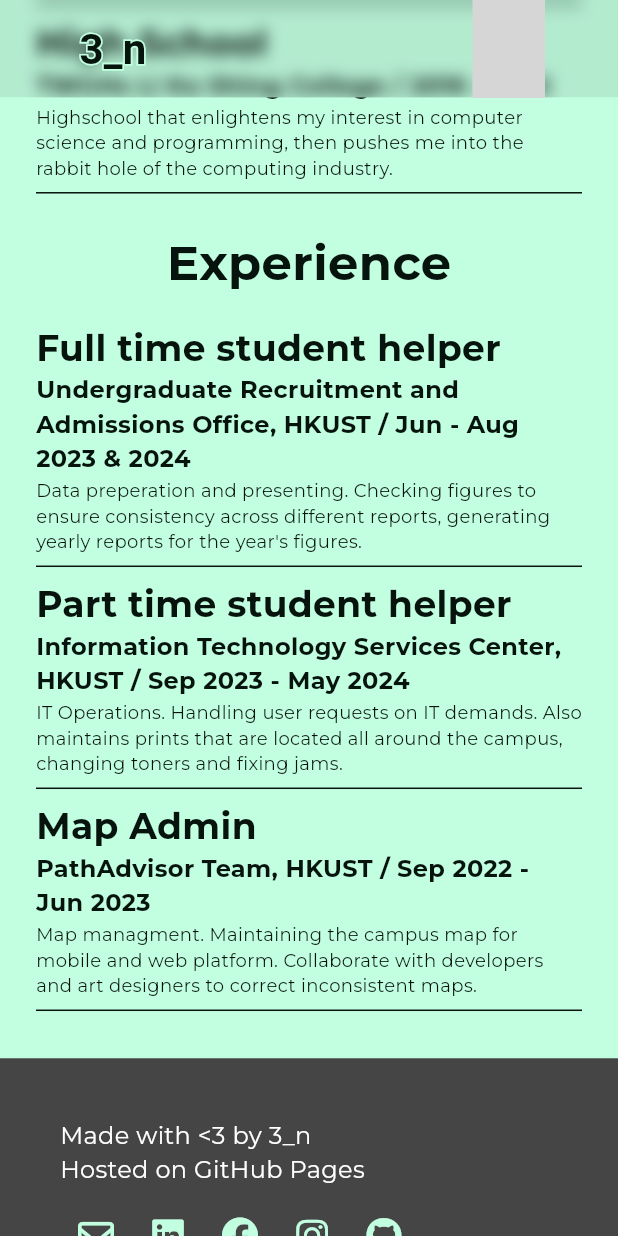
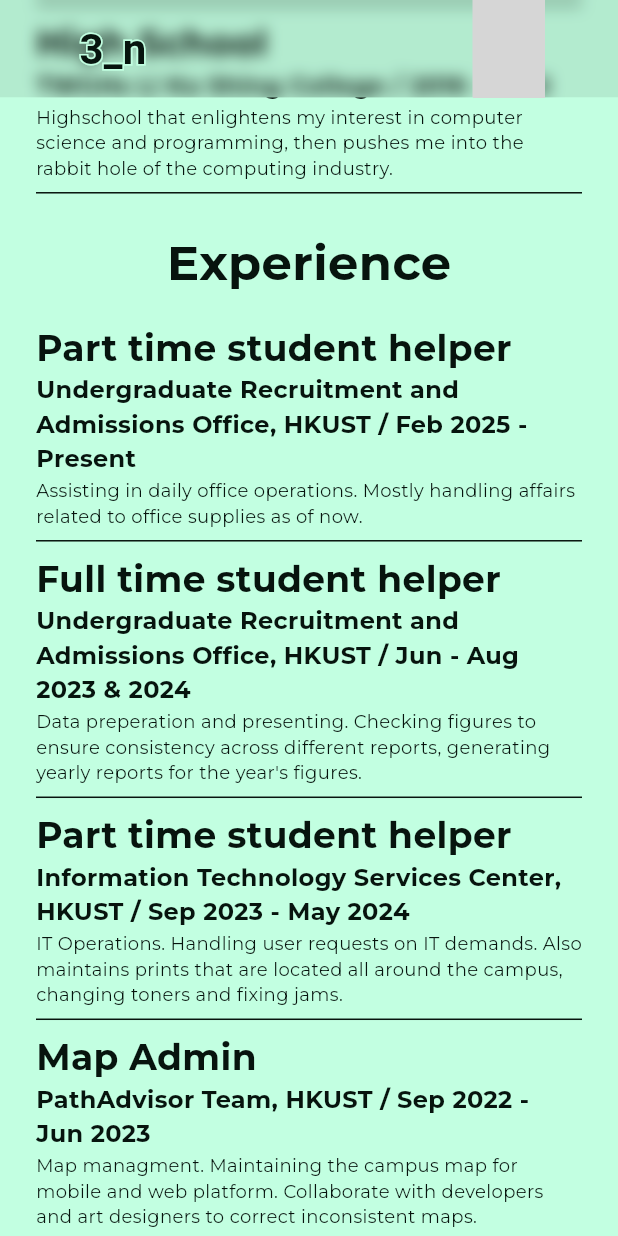
Before and after one commit to 3underscoreN/personal_website_development, a Flutter app: the screen it shows after launch, scrolled down 1728 dp, on a phone screen of 412 x 824 dp. Run offline on Flutter 3.47's test engine with Material 3 defaults, Android fonts, the phone set to English and light mode, and no system bars; drawn by our look-alikes of scrollable_positioned_list; our stand-ins replace adaptive_theme, animated_text_kit, flutter_animate, flutter_riverpod, font_awesome_flutter, google_fonts and 1 more; missing offline and left inert: animated_snack_bar, aurora_background, day_night_switcher, typewrite_text; grey boxes are pictures that could not be loaded.

Commit message:
style: update resume

```diff
--- a/lib/src/text/resume_str.dart
+++ b/lib/src/text/resume_str.dart
@@ -18,6 +18,11 @@ const Map<String, List<Map<String, String>>>resumeStr = {
   ],
   "experience" : [
     {
+      "title": "Part time student helper",
+      "subtitle": "Undergraduate Recruitment and Admissions Office, HKUST / Feb 2025 - Present",
+      "description" : "Assisting in daily office operations. Mostly handling affairs related to office supplies as of now."
+    },
+    {
       "title" : "Full time student helper",
       "subtitle" : "Undergraduate Recruitment and Admissions Office, HKUST / Jun - Aug 2023 & 2024",
       "description" : "Data preperation and presenting. Checking figures to ensure consistency across different reports, generating yearly reports for the year's figures.",
```
